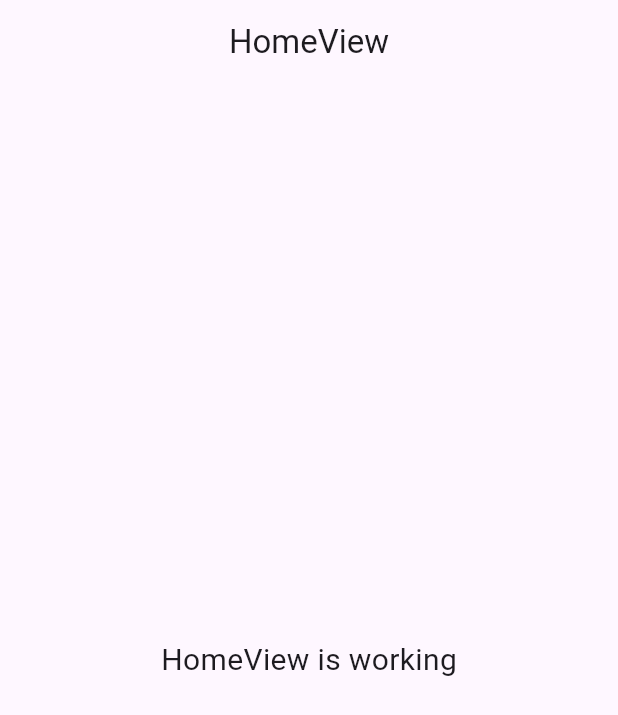
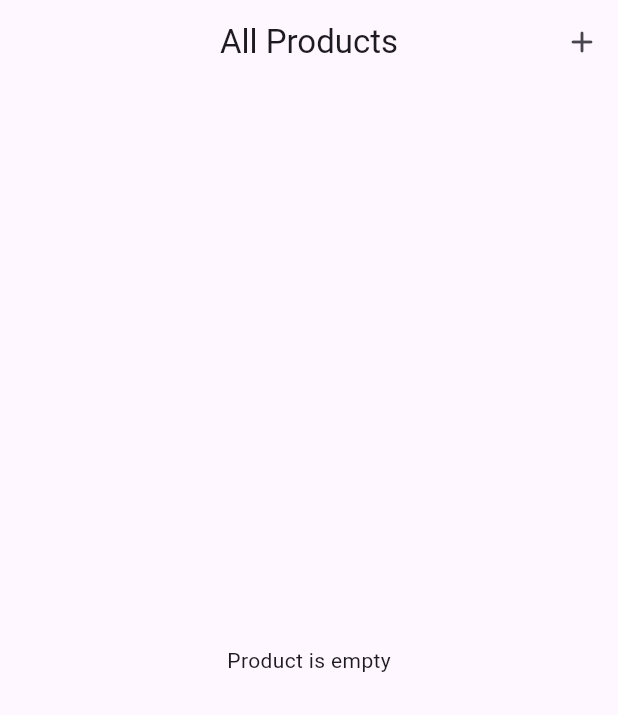
Before and after one commit to favjiw/getx-architecture, a Flutter app: the screen it shows after launch, on a phone screen of 412 x 824 dp. Shown: the top 715 px of the screen. Run offline on Flutter 3.47's test engine with Material 3 defaults, Android fonts, the phone set to English and light mode, and no system bars; our stand-ins replace get.

Commit message:
product controller

```diff
--- a/lib/app/data/models/product_model.dart
+++ b/lib/app/data/models/product_model.dart
@@ -1,15 +1,15 @@
-class User {
+class Product {
   final String id;
-  final String name;
+  late final String name;
   final String createdAt;
 
-  User(
+  Product(
       this.id,
       this.name,
       this.createdAt);
 
-  factory User.fromJson(Map<String, dynamic> json) {
-    return User(
+  factory Product.fromJson(Map<String, dynamic> json) {
+    return Product(
       json['id'],
       json['name'],
       json['created_at']
--- a/lib/app/modules/home/controllers/home_controller.dart
+++ b/lib/app/modules/home/controllers/home_controller.dart
@@ -1,9 +1,43 @@
+import 'package:flutter/cupertino.dart';
 import 'package:get/get.dart';
+import '../../../data/models/product_model.dart';
 
 class HomeController extends GetxController {
-  //TODO: Implement HomeController
+  var products = List<Product>.empty().obs;
 
-  final count = 0.obs;
+  void dialogError(String msg){
+    Get.defaultDialog(
+      title: "Terjadi Kesalahan",
+      content: Text(msg, textAlign: TextAlign.center,),
+
+    );
+  }
+  void add(String name){
+    if (name != '') {
+      final date = DateTime.now().toString();
+      final data = Product(date, name, date);
+      products.add(data);
+      Get.back();
+    } else {
+      dialogError("Semua input harus terisi");
+    }
+  }
+
+  void delete(String id){
+    products.removeWhere((element) => element.id == id);
+  }
+
+  void edit(String id, String name){
+    final data = findById(id);
+    data.name  = name;
+    products.refresh();
+    Get.back();
+  }
+
+  Product findById(String id){
+    return products.firstWhere((element) => element.id == id);
+  }
+
   @override
   void onInit() {
     super.onInit();
@@ -19,5 +53,4 @@ class HomeController extends GetxController {
     super.onClose();
   }
 
-  void increment() => count.value++;
 }
--- a/lib/app/modules/home/views/home_view.dart
+++ b/lib/app/modules/home/views/home_view.dart
@@ -1,8 +1,10 @@
 import 'package:flutter/material.dart';
 
 import 'package:get/get.dart';
+import 'package:learn_getx_architecture/app/routes/app_pages.dart';
 
 import '../controllers/home_controller.dart';
+import './item_view.dart';
 
 class HomeView extends GetView<HomeController> {
   const HomeView({super.key});
@@ -10,14 +12,26 @@ class HomeView extends GetView<HomeController> {
   Widget build(BuildContext context) {
     return Scaffold(
       appBar: AppBar(
-        title: const Text('HomeView'),
+        title: const Text('All Products'),
         centerTitle: true,
+        actions: [
+          IconButton(
+            onPressed: () => Get.toNamed(Routes.ADD),
+            icon: Icon(Icons.add_rounded),
+          ),
+        ],
       ),
-      body: const Center(
-        child: Text(
-          'HomeView is working',
-          style: TextStyle(fontSize: 20),
-        ),
+      body: Obx(
+        () =>
+            controller.products.isEmpty
+                ? Center(child: Text('Product is empty'))
+                : ListView.builder(
+                  itemCount: controller.products.length,
+                  itemBuilder: (context, i) {
+                    final data = controller.products[i];
+                    return ItemView(data);
+                  },
+                ),
       ),
     );
   }
--- a/lib/app/modules/product/views/product_view.dart
+++ b/lib/app/modules/product/views/product_view.dart
@@ -1,6 +1,7 @@
 import 'package:flutter/material.dart';
 
 import 'package:get/get.dart';
+
 
 import '../controllers/product_controller.dart';
 
--- a/lib/app/routes/app_routes.dart
+++ b/lib/app/routes/app_routes.dart
@@ -5,10 +5,12 @@ abstract class Routes {
   Routes._();
   static const HOME = _Paths.HOME;
   static const PRODUCT = _Paths.PRODUCT;
+  static const ADD = _Paths.ADD;
 }
 
 abstract class _Paths {
   _Paths._();
   static const HOME = '/home';
   static const PRODUCT = '/product';
+  static const ADD = '/add';
 }
```
Also changed, not shown: lib/app/modules/add/bindings/add_binding.dart (added, +12 -0 lines), lib/app/modules/add/controllers/add_controller.dart (added, +25 -0 lines), lib/app/modules/add/views/add_view.dart (added, +41 -0 lines), lib/app/modules/home/views/item_view.dart (added, +18 -0 lines), lib/app/routes/app_pages.dart (+7 -0 lines).
